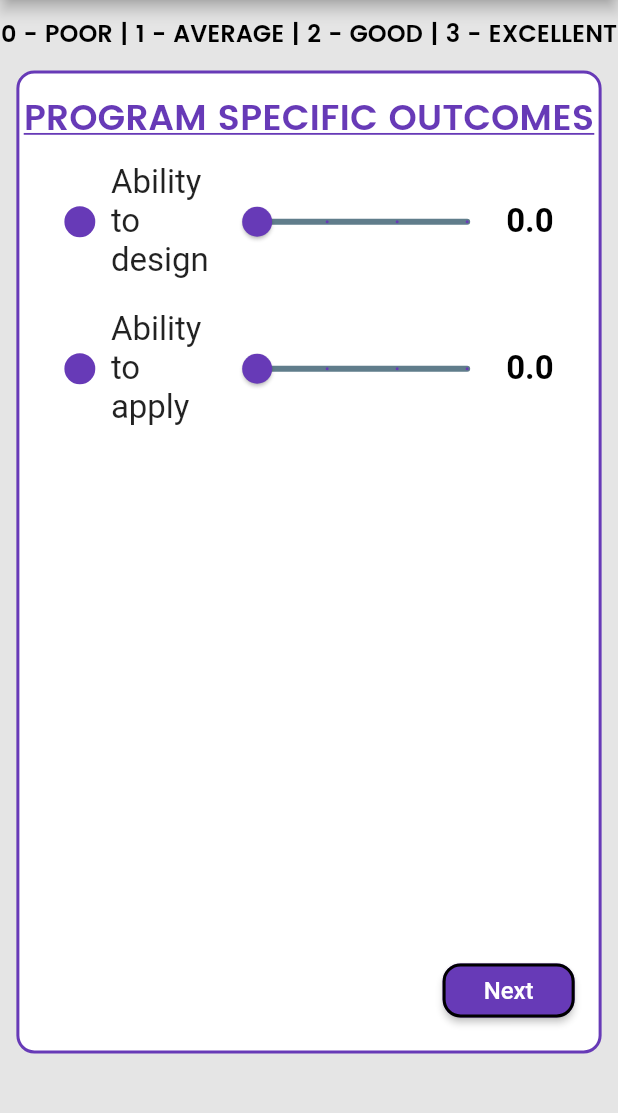
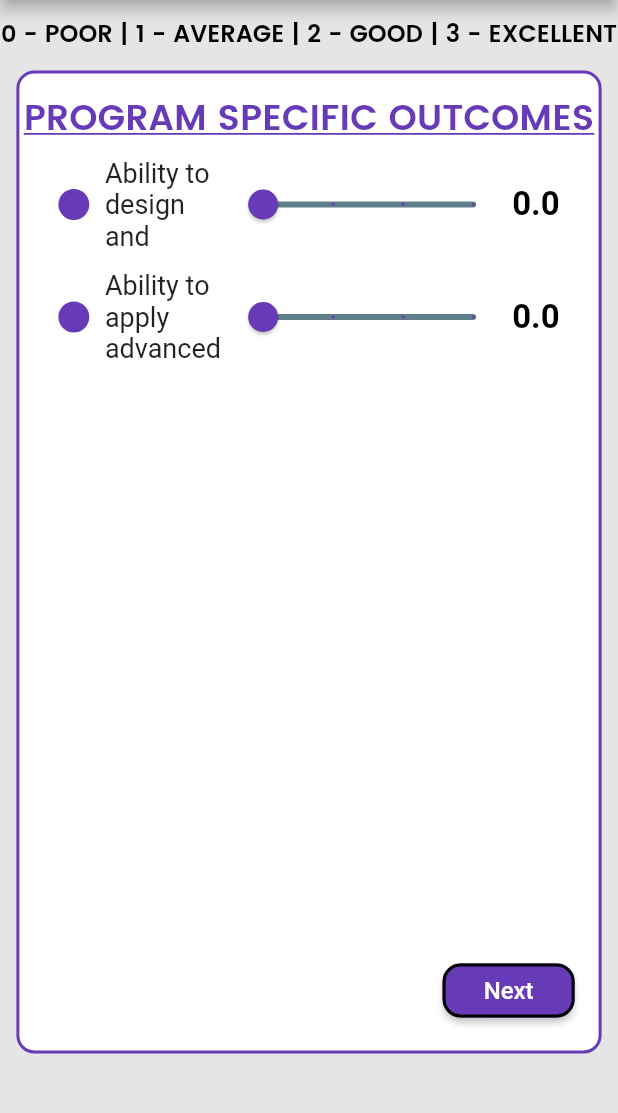
Before and after one commit to infinitumkiran/viit_program_outcomes, a Flutter app: the PageFive screen opened by its route, on a phone screen of 412 x 824 dp, the part 84-1197 px from its top. Run offline on Flutter 3.47's test engine with Material 2 defaults, Android fonts, the light colour scheme and no system bars; drawn by our look-alikes of auto_size_text; network calls fail.

Commit message:
finalizing po n pso statements size

```diff
--- a/lib/slide3.dart
+++ b/lib/slide3.dart
@@ -117,7 +117,7 @@
       margin: EdgeInsets.symmetric(horizontal: 20),
       child: Container(
         child: Padding(
-          padding: const EdgeInsets.all(10.0),
+          padding: const EdgeInsets.all(6.0),
           child: Row(
             children: <Widget>[
               Container(child: new MyBullet()),
@@ -127,7 +127,7 @@
               Expanded(
                 child: Text(
                   trip.title,
-                  style: new TextStyle(fontSize: 22.0),
+                  style: new TextStyle(fontSize: 18.0),
                   maxLines: 3,
                 ),
 
--- a/lib/slide4.dart
+++ b/lib/slide4.dart
@@ -116,7 +116,7 @@
       margin: EdgeInsets.symmetric(horizontal: 20),
       child: Container(
         child: Padding(
-          padding: const EdgeInsets.all(10.0),
+          padding: const EdgeInsets.all(6.0),
           child: Row(
             children: <Widget>[
               Container(child: new MyBullet()),
@@ -126,7 +126,7 @@
               Expanded(
                 child: Text(
                   trip.title,
-                  style: new TextStyle(fontSize: 22.0),
+                  style: new TextStyle(fontSize: 18.0),
                   maxLines: 3,
                 ),
 
--- a/lib/slide5.dart
+++ b/lib/slide5.dart
@@ -123,7 +123,7 @@
       margin: EdgeInsets.symmetric(horizontal: 20),
       child: Container(
         child: Padding(
-          padding: const EdgeInsets.all(10.0),
+          padding: const EdgeInsets.all(6.0),
           child: Row(
             children: <Widget>[
               Container(child: new MyBullet()),
@@ -133,7 +133,7 @@
               Expanded(
                 child: Text(
                   trip.title,
-                  style: new TextStyle(fontSize: 22.0),
+                  style: new TextStyle(fontSize: 18.0),
                   maxLines: 3,
                 ),
 
```
